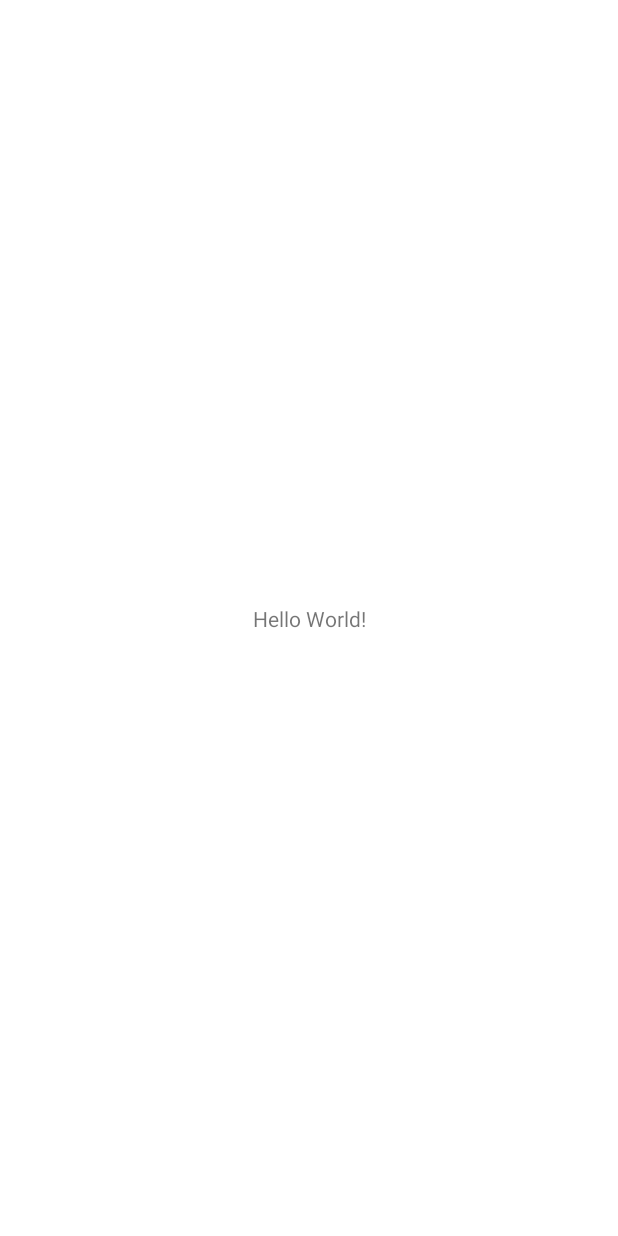
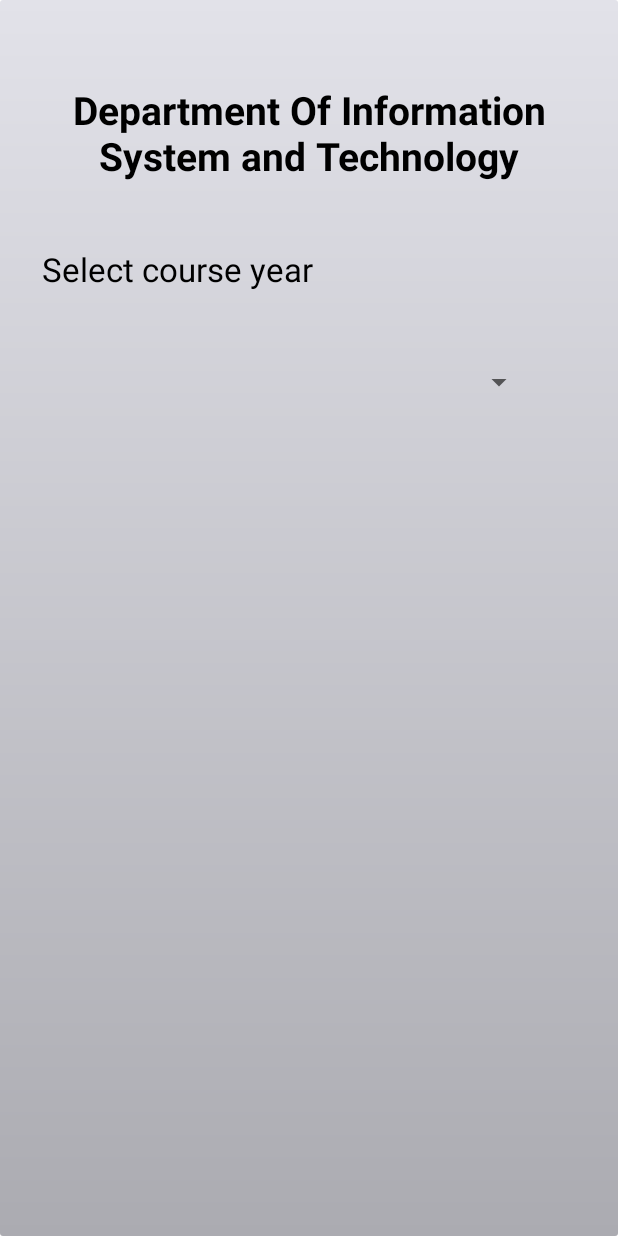
Before and after one commit to ahmettoguz/Course_Offerings, an Android app: the CourseActivity screen opened directly, with no data from a screen before it, on a phone screen of 412 x 824 dp. Before the commit the screen is almost empty. Run offline under Robolectric (Android 15) with nearby library versions, the light colour scheme and no system bars.

Commit message:
Course xml is in progress. Courses will be created.

```diff
--- a/app/src/main/AndroidManifest.xml
+++ b/app/src/main/AndroidManifest.xml
@@ -20,7 +20,7 @@
             </intent-filter>
         </activity>
         <activity
-            android:name=".MainActivity"
+            android:name=".CourseActivity"
             android:exported="false">
         </activity>
     </application>
--- a/app/src/main/java/com/ctis487/ahmetoguzergin/hw2/MainActivity.java
+++ b/app/src/main/java/com/ctis487/ahmetoguzergin/hw2/CourseActivity.java
@@ -8,16 +8,16 @@ import android.os.Bundle;
 import android.view.View;
 import android.view.WindowManager;
 
-import com.ctis487.ahmetoguzergin.hw2.databinding.ActivityMainBinding;
+import com.ctis487.ahmetoguzergin.hw2.databinding.ActivityCourseBinding;
 
-public class MainActivity extends AppCompatActivity {
-    ActivityMainBinding binding;
+public class CourseActivity extends AppCompatActivity {
+    ActivityCourseBinding binding;
 
     @Override
     protected void onCreate(Bundle savedInstanceState) {
         super.onCreate(savedInstanceState);
 
-        binding = ActivityMainBinding.inflate(getLayoutInflater());
+        binding = ActivityCourseBinding.inflate(getLayoutInflater());
         View view = binding.getRoot();
 
         // hide title bar
--- a/app/src/main/java/com/ctis487/ahmetoguzergin/hw2/LoginActivity.java
+++ b/app/src/main/java/com/ctis487/ahmetoguzergin/hw2/LoginActivity.java
@@ -6,7 +6,6 @@ import android.content.pm.ActivityInfo;
 import android.os.Bundle;
 import android.view.View;
 import android.view.WindowManager;
-import android.widget.Toast;
 
 import com.ctis487.ahmetoguzergin.hw2.databinding.ActivityLoginBinding;
 
@@ -51,7 +50,7 @@ public class LoginActivity extends AppCompatActivity {
                 // direct to main page if login is success
                 if (curentPerson != null) {
                     MainSys.msg(LoginActivity.this, "Successfully login");
-                    MainSys.directToMainPage(LoginActivity.this, MainActivity.class, curentPerson);
+                    MainSys.directToMainPage(LoginActivity.this, CourseActivity.class, curentPerson);
                 }
             }
         });
--- a/app/src/main/java/com/ctis487/ahmetoguzergin/hw2/MainSys.java
+++ b/app/src/main/java/com/ctis487/ahmetoguzergin/hw2/MainSys.java
@@ -21,6 +21,7 @@ import java.util.Collections;
 public class MainSys {
 
     public static ArrayList<Person> persons = new ArrayList<>();
+    public static ArrayList<Course> courses = new ArrayList<>();
 
     public static void prepareData() {
         Student s1 = new Student("Ahmet", "ahmet@hotmail.com", "ahmet", new String[]{"CTIS151", "CTIS152", "CTIS255"});
@@ -32,6 +33,8 @@ public class MainSys {
         Teacher t2 = new Teacher("ali", "ali@hotmail.com", "ali");
 
         Collections.addAll(persons, s1, s2, s3, s4, t1, t2);
+
+        // Course c1 = new Course()
     }
 
     public static void animateTextView(Context ctx, TextView tvTarget) {
--- /dev/null
+++ b/app/src/main/res/drawable/linear_background.xml
@@ -0,0 +1,32 @@
+<?xml version="1.0" encoding="utf-8"?>
+<shape xmlns:android="http://schemas.android.com/apk/res/android"
+    android:padding="10dp"
+    android:shape="rectangle">
+
+    <gradient
+        android:angle="270"
+        android:centerX="0.2"
+        android:centerY="0.7"
+        android:gradientRadius="250dp"
+        android:startColor="@color/material_dynamic_neutral90"
+        android:endColor="@color/material_dynamic_neutral70"
+        android:type="linear" />
+
+    <corners android:radius="2dp" />
+
+    <!--    <gradient-->
+    <!--        android:centerX="0.2"-->
+    <!--        android:centerY="0.7"-->
+    <!--        android:endColor="@color/teal_700"-->
+    <!--        android:gradientRadius="250dp"-->
+    <!--        android:startColor="#8F15DA"-->
+    <!--        android:type="radial" />-->
+
+    <!--    <corners-->
+    <!--        android:bottomLeftRadius="50dp"-->
+    <!--        android:bottomRightRadius="50dp"-->
+    <!--        android:topLeftRadius="0dp"-->
+    <!--        android:topRightRadius="50dp"-->
+    <!--        android:radius="1dp"-->
+    <!--        />-->
+</shape>
--- /dev/null
+++ b/app/src/main/res/layout/activity_course.xml
@@ -0,0 +1,53 @@
+<?xml version="1.0" encoding="utf-8"?>
+<androidx.constraintlayout.widget.ConstraintLayout xmlns:android="http://schemas.android.com/apk/res/android"
+    xmlns:app="http://schemas.android.com/apk/res-auto"
+    xmlns:tools="http://schemas.android.com/tools"
+    android:layout_width="match_parent"
+    android:layout_height="match_parent"
+    android:background="@drawable/linear_background"
+    tools:context=".CourseActivity">
+
+    <TextView
+        android:id="@+id/course_Tv_Title"
+        android:layout_width="0dp"
+        android:layout_height="70dp"
+        android:layout_marginStart="29dp"
+        android:layout_marginTop="16dp"
+        android:layout_marginEnd="29dp"
+        android:text="@string/course_Title"
+        android:textAlignment="center"
+        android:textColor="@color/black"
+        android:textSize="@dimen/header_Size"
+        android:textStyle="bold"
+        app:layout_constraintBottom_toTopOf="@+id/course_Tv_SpinnerLabel"
+        app:layout_constraintEnd_toEndOf="parent"
+        app:layout_constraintStart_toStartOf="parent"
+        app:layout_constraintTop_toTopOf="parent" />
+
+    <TextView
+        android:id="@+id/course_Tv_SpinnerLabel"
+        android:layout_width="wrap_content"
+        android:layout_height="wrap_content"
+        android:layout_marginStart="28dp"
+        android:layout_marginBottom="@dimen/component_Margin_Top"
+
+        android:text="@string/course_Spinner_Label"
+        android:textColor="@color/black"
+        android:textSize="@dimen/text_Size"
+        app:layout_constraintBottom_toTopOf="@+id/spinner"
+        app:layout_constraintStart_toStartOf="parent"
+        app:layout_constraintTop_toBottomOf="@+id/course_Tv_Title" />
+
+    <Spinner
+        android:id="@+id/spinner"
+        android:layout_width="0dp"
+        android:layout_height="wrap_content"
+        android:layout_marginEnd="55dp"
+        android:layout_marginBottom="518dp"
+        app:layout_constraintBottom_toBottomOf="parent"
+        app:layout_constraintEnd_toEndOf="parent"
+        app:layout_constraintHorizontal_bias="1.0"
+        app:layout_constraintStart_toStartOf="@+id/course_Tv_SpinnerLabel"
+        app:layout_constraintTop_toBottomOf="@+id/course_Tv_SpinnerLabel" />
+
+</androidx.constraintlayout.widget.ConstraintLayout>
--- a/app/src/main/res/layout/activity_login.xml
+++ b/app/src/main/res/layout/activity_login.xml
@@ -24,10 +24,10 @@
             android:id="@+id/login_Tv_Title"
             android:layout_width="match_parent"
             android:layout_height="wrap_content"
+            android:textAlignment="center"
+            android:layout_marginTop="@dimen/component_Margin_Top"
             android:text="@string/Offerings"
             android:textSize="@dimen/header_Size"
-            android:textAlignment="center"
-            android:layout_marginTop="@dimen/component_Margin_Top"
             android:textColor="@color/black"
             android:textStyle="bold"/>
 
--- a/app/src/main/res/layout/activity_main.xml
+++ /dev/null
@@ -1,18 +0,0 @@
-<?xml version="1.0" encoding="utf-8"?>
-<androidx.constraintlayout.widget.ConstraintLayout xmlns:android="http://schemas.android.com/apk/res/android"
-    xmlns:app="http://schemas.android.com/apk/res-auto"
-    xmlns:tools="http://schemas.android.com/tools"
-    android:layout_width="match_parent"
-    android:layout_height="match_parent"
-    tools:context=".MainActivity">
-
-    <TextView
-        android:layout_width="wrap_content"
-        android:layout_height="wrap_content"
-        android:text="Hello World!"
-        app:layout_constraintBottom_toBottomOf="parent"
-        app:layout_constraintEnd_toEndOf="parent"
-        app:layout_constraintStart_toStartOf="parent"
-        app:layout_constraintTop_toTopOf="parent" />
-
-</androidx.constraintlayout.widget.ConstraintLayout>
--- a/app/src/main/res/values/strings.xml
+++ b/app/src/main/res/values/strings.xml
@@ -4,4 +4,6 @@
     <string name="Password">Password</string>
     <string name="Login">LOGIN</string>
     <string name="Offerings">OFFERINGS</string>
+    <string name="course_Title">Department Of Information System and Technology</string>
+    <string name="course_Spinner_Label">Select course year</string>
 </resources>
```
